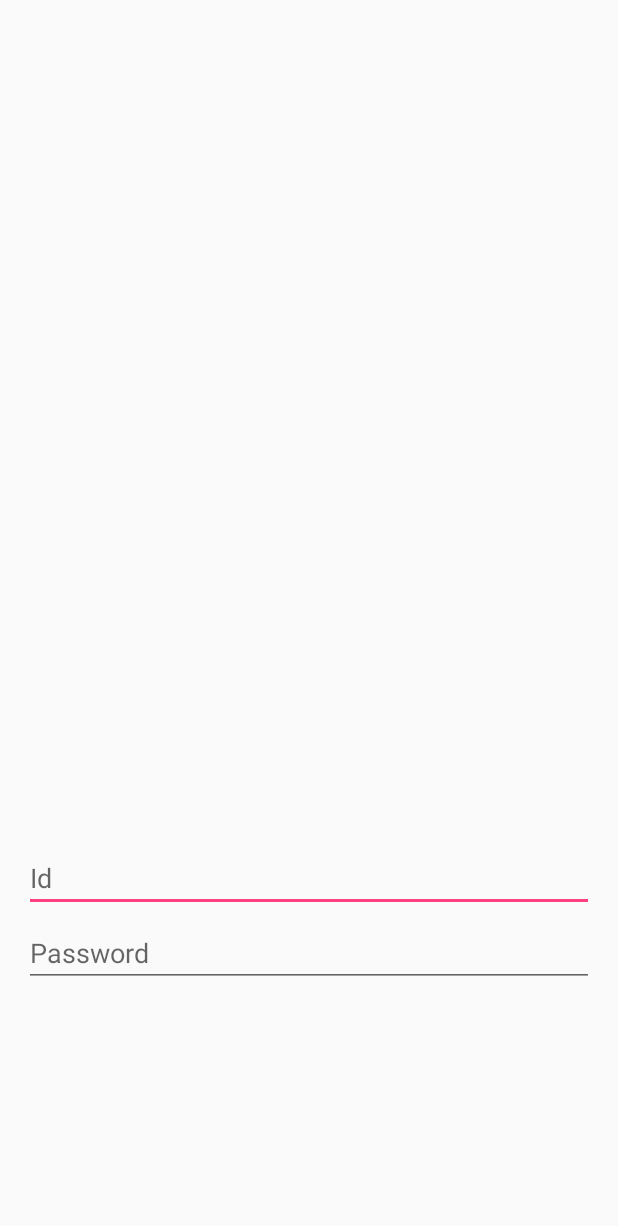
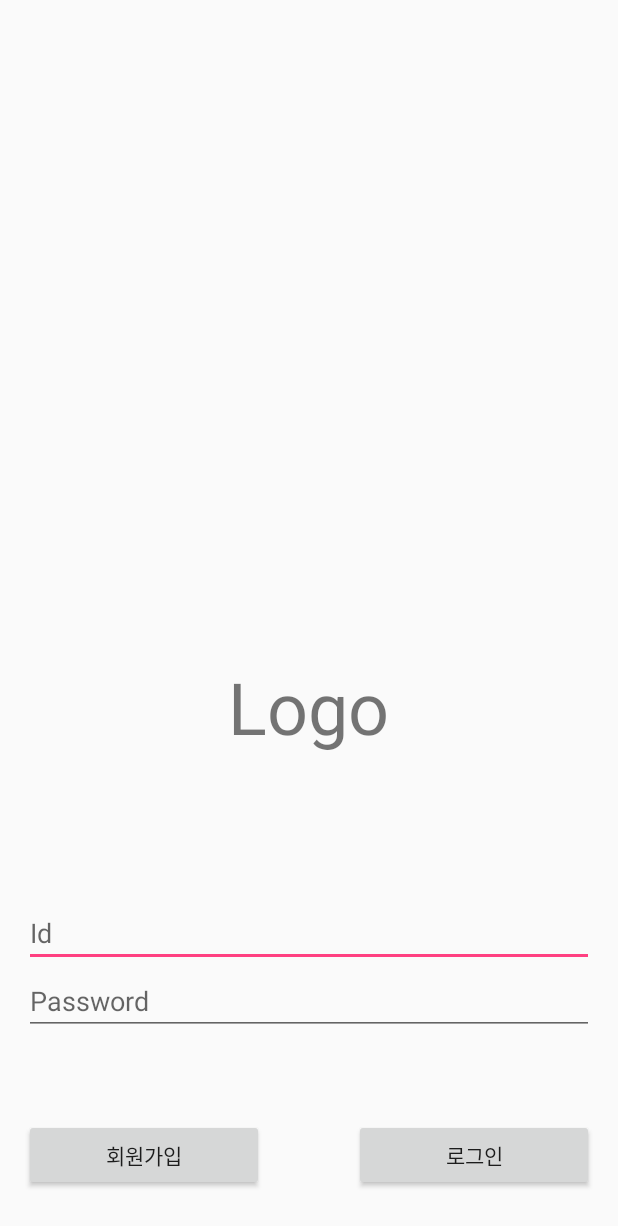
Before and after one commit to rlawnsgh78/CHATAPP, an Android app: the screen it shows after launch (MainActivity), on a phone screen of 412 x 824 dp. Shown: the top 1226 px of the screen. Run offline under Robolectric (Android 15) with nearby library versions, the phone set to English and light mode, and no system bars; plain views replace MaterialEditText.

Commit message:
회원가입, 메인 , 구현중 오픈소스 라이브러리 추가
회원가입, 메인 , 구현중 오픈소스 라이브러리 추가

```diff
--- a/app/build.gradle
+++ b/app/build.gradle
@@ -26,5 +26,6 @@ dependencies {
     })
     compile 'com.android.support:appcompat-v7:25.0.1'
     compile 'com.rengwuxian.materialedittext:library:2.1.4'
+    compile 'com.loopj.android:android-async-http:1.4.9'
     testCompile 'junit:junit:4.12'
 }
--- a/app/src/main/AndroidManifest.xml
+++ b/app/src/main/AndroidManifest.xml
@@ -15,7 +15,8 @@
                 <category android:name="android.intent.category.LAUNCHER" />
             </intent-filter>
         </activity>
-        <activity android:name=".MainActivity"></activity>
+        <activity android:name=".MainActivity" />
+        <activity android:name=".RegisterActivity"></activity>
     </application>
 
 </manifest>
--- a/app/src/main/java/com/example/rlawnsgh78/chatapp/MainActivity.java
+++ b/app/src/main/java/com/example/rlawnsgh78/chatapp/MainActivity.java
@@ -2,6 +2,8 @@ package com.example.rlawnsgh78.chatapp;
 
 import android.support.v7.app.AppCompatActivity;
 import android.os.Bundle;
+import android.view.View;
+import android.widget.Button;
 
 public class MainActivity extends AppCompatActivity {
 
@@ -9,5 +11,21 @@ public class MainActivity extends AppCompatActivity {
     protected void onCreate(Bundle savedInstanceState) {
         super.onCreate(savedInstanceState);
         setContentView(R.layout.activity_main);
+
+        Button btn_Register = (Button) findViewById(R.id.btn_Register);
+        btn_Register.setOnClickListener(new View.OnClickListener() {
+            @Override
+            public void onClick(View view) {
+
+            }
+        });
+
+        Button btn_Login = (Button) findViewById(R.id.btn_Login);
+        btn_Login.setOnClickListener(new View.OnClickListener() {
+            @Override
+            public void onClick(View view) {
+
+            }
+        });
     }
 }
--- a/app/src/main/res/layout/activity_main.xml
+++ b/app/src/main/res/layout/activity_main.xml
@@ -1,6 +1,7 @@
 <?xml version="1.0" encoding="utf-8"?>
 <RelativeLayout xmlns:android="http://schemas.android.com/apk/res/android"
     xmlns:tools="http://schemas.android.com/tools"
+    xmlns:app="http://schemas.android.com/apk/res-auto"
     android:id="@+id/activity_main"
     android:layout_width="match_parent"
     android:layout_height="match_parent"
@@ -10,21 +11,54 @@
     android:paddingTop="@dimen/activity_vertical_margin"
     tools:context="com.example.rlawnsgh78.chatapp.MainActivity">
 
+    <Button
+        android:text="로그인"
+        android:layout_height="wrap_content"
+        android:id="@+id/btn_Login"
+        android:layout_alignParentBottom="true"
+        android:layout_alignParentEnd="true"
+        android:layout_marginBottom="14dp"
+        android:layout_width="160dp" />
+
     <com.rengwuxian.materialedittext.MaterialEditText
         android:layout_width="match_parent"
         android:layout_height="wrap_content"
         android:hint="Id"
-        android:layout_alignParentBottom="true"
-        android:layout_alignParentStart="true"
-        android:layout_marginBottom="200dp"
-        android:id="@+id/edit_Id" />
+        app:met_floatingLabelAlwaysShown = "true"
+        app:met_floatingLabel="highlight"
+        app:met_floatingLabelText="Id"
+        android:id="@+id/edit_Id"
+        android:layout_above="@+id/edit_Password"
+        android:layout_alignParentStart="false" />
 
     <com.rengwuxian.materialedittext.MaterialEditText
         android:layout_width="match_parent"
         android:layout_height="wrap_content"
         android:hint="Password"
-        android:layout_alignParentBottom="true"
+        app:met_floatingLabel="highlight"
+        app:met_singleLineEllipsis="true"
+        app:met_floatingLabelText="Password"
+        android:layout_marginBottom="56dp"
+        android:id="@+id/edit_Password"
+        android:layout_above="@+id/btn_Login"
+        android:layout_alignParentStart="false" />
+
+    <Button
+        android:text="회원가입"
+        android:layout_height="wrap_content"
+        android:id="@+id/btn_Register"
+        android:layout_alignBaseline="@+id/btn_Login"
+        android:layout_alignBottom="@+id/btn_Login"
         android:layout_alignParentStart="true"
-        android:layout_marginBottom="150dp"
-        android:id="@+id/edit_Password" />
+        android:layout_width="160dp" />
+
+    <TextView
+        android:text="Logo"
+        android:layout_width="wrap_content"
+        android:layout_height="wrap_content"
+        android:layout_marginBottom="96dp"
+        android:id="@+id/txt_Logo"
+        android:textSize="48sp"
+        android:layout_above="@+id/edit_Id"
+        android:layout_centerHorizontal="true" />
 </RelativeLayout>
```
Also changed, not shown: app/src/main/java/com/example/rlawnsgh78/chatapp/HttpClient.java (added, +47 -0 lines), app/src/main/java/com/example/rlawnsgh78/chatapp/RegisterActivity.java (added, +13 -0 lines), app/src/main/res/layout/activity_register.xml (added, +13 -0 lines), 3 other files.
